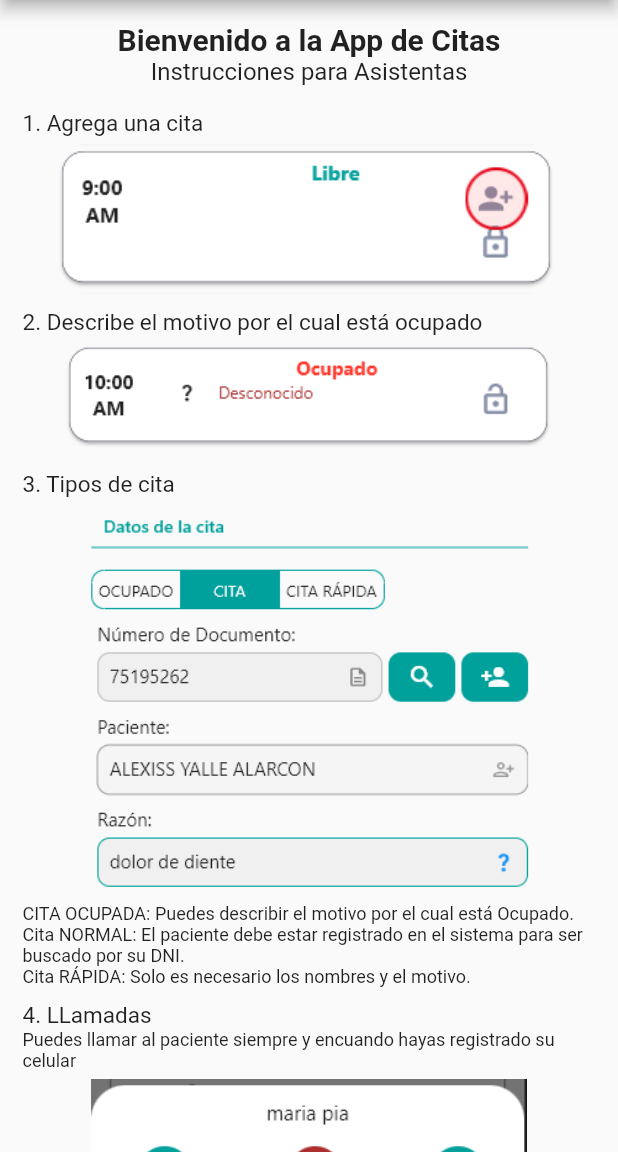
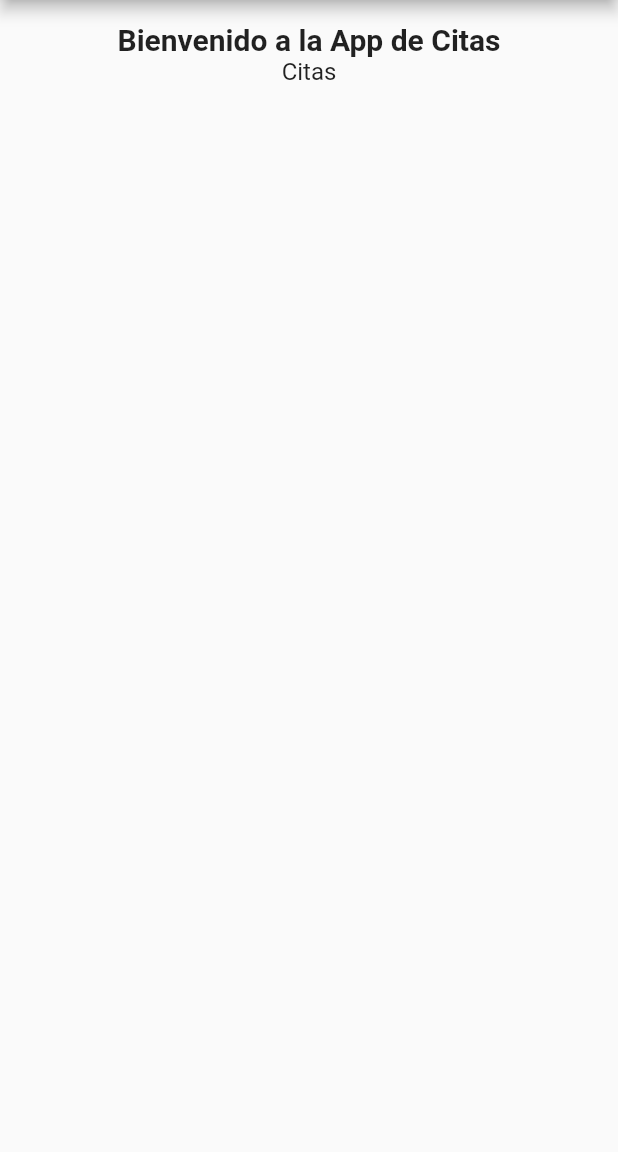
Before and after one commit to abialex/ortog_citas, a Flutter app: the InicioAsistentaPage screen opened by its route, on a phone screen of 412 x 824 dp, the part 84-1236 px from its top. Run offline on Flutter 3.47's test engine with Material 2 defaults, Android fonts, the phone set to English and light mode, and no system bars; our stand-ins replace connectivity, dio, equatable, flutter_secure_storage, freezed_annotation, get and 2 more; missing offline and left inert: firedart, flutter_phone_direct_caller; accounts and stored records are empty; network calls fail.

Commit message:
update buscardor Sunat

```diff
--- a/lib/app/ui/modules/cita/cita_create/view.dart
+++ b/lib/app/ui/modules/cita/cita_create/view.dart
@@ -1,9 +1,7 @@
 import 'package:flutter/material.dart';
 import 'package:get/get.dart';
-import '../../../../data/models/container/sede_model.dart';
 import '../../../global_widgets/buttons/custom_button_submit.dart';
 import '../../../global_widgets/divider/custom_divider.dart';
-import '../../../global_widgets/dropdowns/dropdown01/custom_dropdown_form_field_001.dart';
 import '../../../global_widgets/labels/custom_label_form_001.dart';
 import '../../../global_widgets/progressIndicatorCustom/custom_progress.dart';
 import '../../../global_widgets/textFields/text_field_001/custom_text_form_field_001.dart';
@@ -225,7 +223,8 @@ class CitaCreate extends GetWidget<CitaCreateController> {
                                                 CrossAxisAlignment.stretch,
                                             children: [
                                               const CustomLabelForm001(
-                                                label: 'Número de Documento:',
+                                                label:
+                                                    'Buscar en la Base de datos el Número de Documento: ',
                                                 left: 5,
                                                 top: 5,
                                               ),
@@ -243,6 +242,14 @@ class CitaCreate extends GetWidget<CitaCreateController> {
                                                 validators: _.dniValidators,
                                                 textInputAction: null,
                                                 //value: 22,
+                                              ),
+                                              Text(
+                                                "  Si el dni no se encuentra es porque no está registrado en la base de datos",
+                                                style: TextStyle(
+                                                  color: OrtognaticaColors
+                                                      .rojoLight,
+                                                  fontSize: 10,
+                                                ),
                                               )
                                             ],
                                           ),
@@ -334,7 +341,7 @@ class CitaCreate extends GetWidget<CitaCreateController> {
                                             ),
                                             CustomLabelForm001(
                                               label: _.pacienteCtrl.text.isEmpty
-                                                  ? "--"
+                                                  ? "N.N"
                                                   : _.pacienteCtrl.text,
                                               left: 5,
                                               top: 5,
--- a/lib/app/ui/modules/inicio/inicio_asistenta/view.dart
+++ b/lib/app/ui/modules/inicio/inicio_asistenta/view.dart
@@ -40,147 +40,147 @@ class InicioAsistentaPage extends GetWidget<InicioAsistentaController> {
                   fontWeight: FontWeight.bold,
                 ),
                 TextBubble(
-                  text: "Instrucciones para Asistentas",
+                  text: "Citas",
                   fontsize: 16,
                 ),
-                SizedBox(height: 16),
-                TextBubble(
-                  text: "1. Agrega una cita",
-                  fontsize: 15,
-                  alignment: TextAlign.left,
-                ),
-                ImageBubble(
-                  image: Image.asset(
-                    'assets/slg/instrucciones/agregar_cita.png',
-                    alignment: Alignment.center,
-                    width: double.infinity,
-                    height: 100,
-                  ),
-                ),
-                SizedBox(height: StyleUtils.CUSTOM_PADDING_FORM_10_DEFAULT),
-                TextBubble(
-                  text: "2. Describe el motivo por el cual está ocupado",
-                  fontsize: 15,
-                  alignment: TextAlign.left,
-                ),
-                ImageCarousel(
-                  seconds: 2,
-                  height: 70,
-                  imageUrls: [
-                    'assets/slg/instrucciones/agregar_cita_ocupada.png',
-                    'assets/slg/instrucciones/cita_ocupado_perzonalizado.png'
+                // SizedBox(height: 16),
+                // TextBubble(
+                //   text: "1. Agrega una cita",
+                //   fontsize: 15,
+                //   alignment: TextAlign.left,
+                // ),
+                // ImageBubble(
+                //   image: Image.asset(
+                //     'assets/slg/instrucciones/agregar_cita.png',
+                //     alignment: Alignment.center,
+                //     width: double.infinity,
+                //     height: 100,
+                //   ),
+                // ),
+                // SizedBox(height: StyleUtils.CUSTOM_PADDING_FORM_10_DEFAULT),
+                // TextBubble(
+                //   text: "2. Describe el motivo por el cual está ocupado",
+                //   fontsize: 15,
+                //   alignment: TextAlign.left,
+                // ),
+                // ImageCarousel(
+                //   seconds: 2,
+                //   height: 70,
+                //   imageUrls: [
+                //     'assets/slg/instrucciones/agregar_cita_ocupada.png',
+                //     'assets/slg/instrucciones/cita_ocupado_perzonalizado.png'
 
-                    // Agrega aquí más URL de imágenes
-                  ],
-                ),
-                SizedBox(height: StyleUtils.CUSTOM_PADDING_FORM_10_DEFAULT),
-                TextBubble(
-                  text: "3. Tipos de cita",
-                  fontsize: 15,
-                  alignment: TextAlign.left,
-                ),
-                ImageCarousel(
-                  height: 260,
-                  seconds: 5,
-                  imageUrls: [
-                    'assets/slg/instrucciones/cita_normal_add.png',
-                    'assets/slg/instrucciones/cita_rapida_add.png',
-                    'assets/slg/instrucciones/cita_ocupada_add.png',
+                //     // Agrega aquí más URL de imágenes
+                //   ],
+                // ),
+                // SizedBox(height: StyleUtils.CUSTOM_PADDING_FORM_10_DEFAULT),
+                // TextBubble(
+                //   text: "3. Tipos de cita",
+                //   fontsize: 15,
+                //   alignment: TextAlign.left,
+                // ),
+                // ImageCarousel(
+                //   height: 260,
+                //   seconds: 5,
+                //   imageUrls: [
+                //     'assets/slg/instrucciones/cita_normal_add.png',
+                //     'assets/slg/instrucciones/cita_rapida_add.png',
+                //     'assets/slg/instrucciones/cita_ocupada_add.png',
 
-                    // Agrega aquí más URL de imágenes
-                  ],
-                ),
-                TextBubble(
-                  text:
-                      "CITA OCUPADA: Puedes describir el motivo por el cual está Ocupado. ",
-                  fontsize: 12,
-                  alignment: TextAlign.left,
-                ),
-                TextBubble(
-                  text:
-                      "Cita NORMAL: El paciente debe estar registrado en el sistema para ser buscado por su DNI.",
-                  fontsize: 12,
-                  alignment: TextAlign.left,
-                ),
-                TextBubble(
-                  text:
-                      "Cita RÁPIDA: Solo es necesario los nombres y el motivo.",
-                  fontsize: 12,
-                  alignment: TextAlign.left,
-                ),
-                SizedBox(height: StyleUtils.CUSTOM_PADDING_FORM_10_DEFAULT),
-                TextBubble(
-                  text: "4. LLamadas",
-                  fontsize: 15,
-                  alignment: TextAlign.left,
-                ),
-                TextBubble(
-                  text:
-                      "Puedes llamar al paciente siempre y encuando hayas registrado su celular",
-                  fontsize: 12,
-                  alignment: TextAlign.left,
-                ),
-                ImageCarousel(
-                  height: 120,
-                  seconds: 2,
-                  imageUrls: [
-                    'assets/slg/instrucciones/llamada_off.png',
-                    'assets/slg/instrucciones/llamada_on.png',
-                    // Agrega aquí más URL de imágenes
-                  ],
-                ),
-                SizedBox(height: StyleUtils.CUSTOM_PADDING_FORM_10_DEFAULT),
-                TextBubble(
-                  text: "5. Buscador de DNI",
-                  fontsize: 15,
-                  alignment: TextAlign.left,
-                ),
-                TextBubble(
-                  text: "Busca los datos de una persona por su DNI",
-                  fontsize: 12,
-                  alignment: TextAlign.left,
-                ),
-                ImageCarousel(
-                  height: 400,
-                  seconds: 0,
-                  miliseconds: 400,
-                  imageUrls: [
-                    'assets/slg/novedades/buscador_1.png',
-                    'assets/slg/novedades/buscador_2.png',
-                    'assets/slg/novedades/buscador_3.png',
-                    'assets/slg/novedades/buscador_4.png',
-                    'assets/slg/novedades/buscador_5.png',
-                    'assets/slg/novedades/buscador_6.png',
-                    'assets/slg/novedades/buscador_7.png',
-                    'assets/slg/novedades/buscador_8.png',
-                    'assets/slg/novedades/buscador_9_result.png',
-                    'assets/slg/novedades/buscador_9_result.png',
-                    'assets/slg/novedades/buscador_9_result.png',
-                    'assets/slg/novedades/buscador_9_result.png',
+                //     // Agrega aquí más URL de imágenes
+                //   ],
+                // ),
+                // TextBubble(
+                //   text:
+                //       "CITA OCUPADA: Puedes describir el motivo por el cual está Ocupado. ",
+                //   fontsize: 12,
+                //   alignment: TextAlign.left,
+                // ),
+                // TextBubble(
+                //   text:
+                //       "Cita NORMAL: El paciente debe estar registrado en el sistema para ser buscado por su DNI.",
+                //   fontsize: 12,
+                //   alignment: TextAlign.left,
+                // ),
+                // TextBubble(
+                //   text:
+                //       "Cita RÁPIDA: Solo es necesario los nombres y el motivo.",
+                //   fontsize: 12,
+                //   alignment: TextAlign.left,
+                // ),
+                // SizedBox(height: StyleUtils.CUSTOM_PADDING_FORM_10_DEFAULT),
+                // TextBubble(
+                //   text: "4. LLamadas",
+                //   fontsize: 15,
+                //   alignment: TextAlign.left,
+                // ),
+                // TextBubble(
+                //   text:
+                //       "Puedes llamar al paciente siempre y encuando hayas registrado su celular",
+                //   fontsize: 12,
+                //   alignment: TextAlign.left,
+                // ),
+                // ImageCarousel(
+                //   height: 120,
+                //   seconds: 2,
+                //   imageUrls: [
+                //     'assets/slg/instrucciones/llamada_off.png',
+                //     'assets/slg/instrucciones/llamada_on.png',
+                //     // Agrega aquí más URL de imágenes
+                //   ],
+                // ),
+                // SizedBox(height: StyleUtils.CUSTOM_PADDING_FORM_10_DEFAULT),
+                // TextBubble(
+                //   text: "5. Buscador de DNI",
+                //   fontsize: 15,
+                //   alignment: TextAlign.left,
+                // ),
+                // TextBubble(
+                //   text: "Busca los datos de una persona por su DNI",
+                //   fontsize: 12,
+                //   alignment: TextAlign.left,
+                // ),
+                // ImageCarousel(
+                //   height: 400,
+                //   seconds: 0,
+                //   miliseconds: 400,
+                //   imageUrls: [
+                //     'assets/slg/novedades/buscador_1.png',
+                //     'assets/slg/novedades/buscador_2.png',
+                //     'assets/slg/novedades/buscador_3.png',
+                //     'assets/slg/novedades/buscador_4.png',
+                //     'assets/slg/novedades/buscador_5.png',
+                //     'assets/slg/novedades/buscador_6.png',
+                //     'assets/slg/novedades/buscador_7.png',
+                //     'assets/slg/novedades/buscador_8.png',
+                //     'assets/slg/novedades/buscador_9_result.png',
+                //     'assets/slg/novedades/buscador_9_result.png',
+                //     'assets/slg/novedades/buscador_9_result.png',
+                //     'assets/slg/novedades/buscador_9_result.png',
 
-                    // Agrega aquí más URL de imágenes
-                  ],
-                ),
-                SizedBox(height: StyleUtils.CUSTOM_PADDING_FORM_10_DEFAULT),
-                TextBubble(
-                  text: "6. Actualiza las citas rápidas",
-                  fontsize: 15,
-                  alignment: TextAlign.left,
-                ),
-                TextBubble(
-                  text:
-                      "Puedes crear un paciente desde la cita rápida que registraste",
-                  fontsize: 12,
-                  alignment: TextAlign.left,
-                ),
-                ImageBubble(
-                  image: Image.asset(
-                    'assets/slg/instrucciones/actualizar_paciente_desde_cita.png',
-                    alignment: Alignment.center,
-                    width: double.infinity,
-                    height: 400,
-                  ),
-                ),
+                //     // Agrega aquí más URL de imágenes
+                //   ],
+                // ),
+                // SizedBox(height: StyleUtils.CUSTOM_PADDING_FORM_10_DEFAULT),
+                // TextBubble(
+                //   text: "6. Actualiza las citas rápidas",
+                //   fontsize: 15,
+                //   alignment: TextAlign.left,
+                // ),
+                // TextBubble(
+                //   text:
+                //       "Puedes crear un paciente desde la cita rápida que registraste",
+                //   fontsize: 12,
+                //   alignment: TextAlign.left,
+                // ),
+                // ImageBubble(
+                //   image: Image.asset(
+                //     'assets/slg/instrucciones/actualizar_paciente_desde_cita.png',
+                //     alignment: Alignment.center,
+                //     width: double.infinity,
+                //     height: 400,
+                //   ),
+                // ),
               ],
             ),
           ),
--- a/lib/app/ui/modules/inicio/inicio_doctor/view.dart
+++ b/lib/app/ui/modules/inicio/inicio_doctor/view.dart
@@ -43,14 +43,14 @@ class InicioDoctorPage extends GetWidget<InicioDoctorController> {
                     fontsize: 18,
                   ),
                   SizedBox(height: 24),
-                  ImageBubble(
-                    image: Image.asset(
-                      'assets/inicioImag.png',
-                      alignment: Alignment.center,
-                      width: double.infinity,
-                      height: 500,
-                    ),
-                  )
+                  // ImageBubble(
+                  //   image: Image.asset(
+                  //     'assets/inicioImag.png',
+                  //     alignment: Alignment.center,
+                  //     width: double.infinity,
+                  //     height: 500,
+                  //   ),
+                  // )
                 ],
               ),
             ),
--- a/lib/app/ui/modules/recurso_humano/paciente_create/view.dart
+++ b/lib/app/ui/modules/recurso_humano/paciente_create/view.dart
@@ -48,12 +48,26 @@ class PacienteCreatePage extends GetWidget<PacienteCreateController> {
                 child: Column(
                   crossAxisAlignment: CrossAxisAlignment.stretch,
                   children: [
+                    ConsultaSunatPage(
+                      onPressed: _.getPersonaSunat, //QUE HAGO CON LOQUE RECIBO,
+                    ),
+                    Text(
+                      "  - Este buscador tiene como único propósito facilitar el proceso de completar Nombres y Apellidos",
+                      style: TextStyle(
+                        color: OrtognaticaColors.azulDark,
+                        fontSize: 12,
+                      ),
+                    ),
+                    Text(
+                      "  - La SUNAT no permite acceder a los datos de las personas menores de edad",
+                      style: TextStyle(
+                        color: OrtognaticaColors.rojoLight,
+                        fontSize: 12,
+                      ),
+                    ),
                     CustomDivider(
                       paddindTop: 15,
                       title: 'Datos del Paciente',
-                    ),
-                    ConsultaSunatPage(
-                      onPressed: _.getPersonaSunat, //QUE HAGO CON LOQUE RECIBO,
                     ),
                     Row(
                       crossAxisAlignment: CrossAxisAlignment.start,
```
